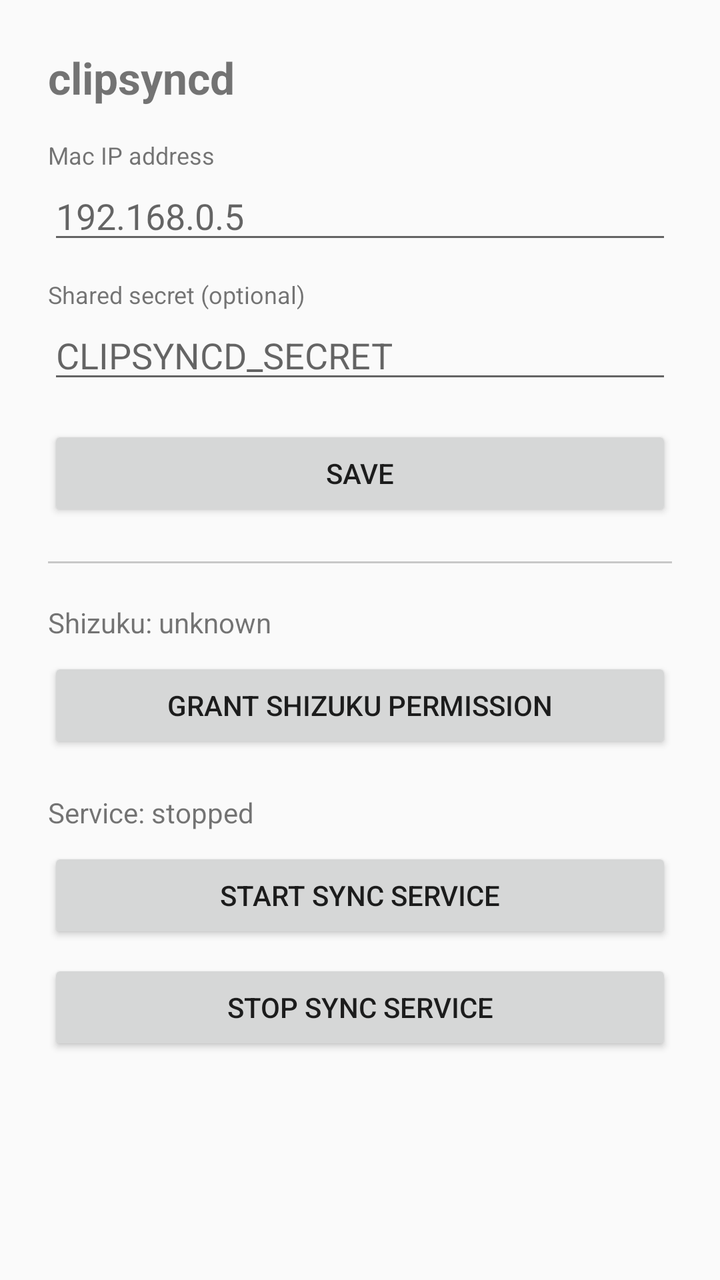
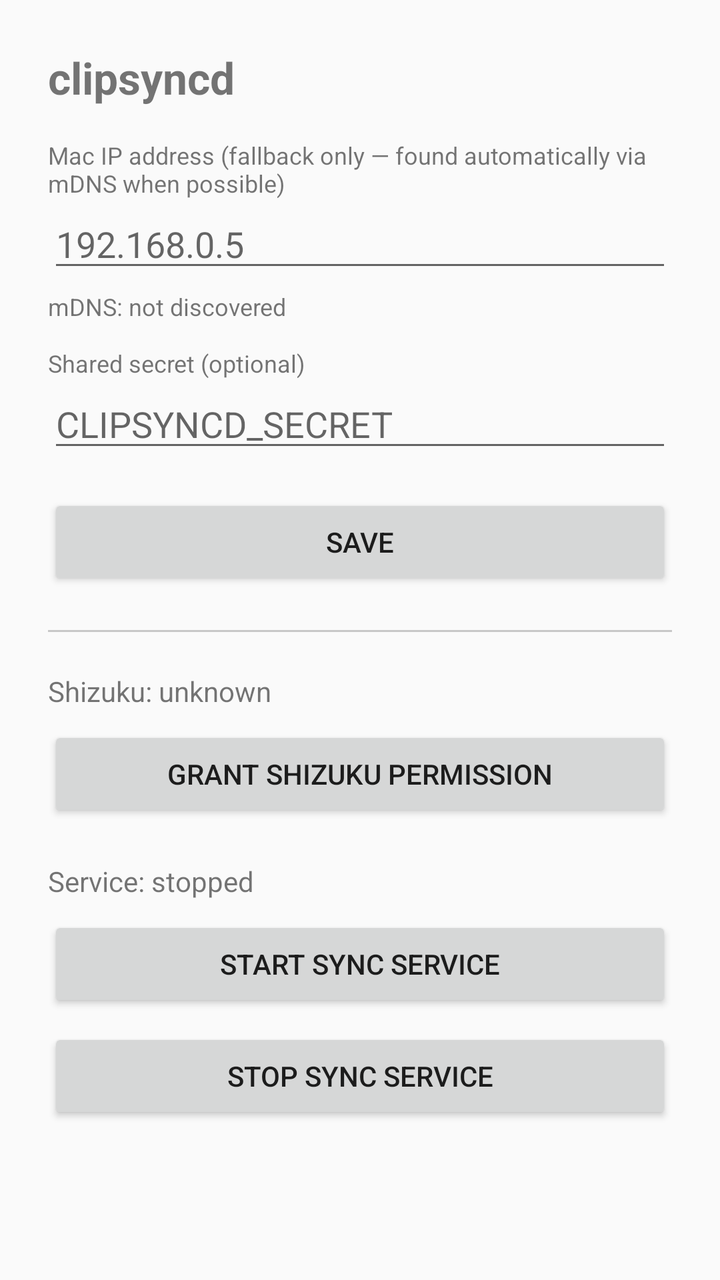

Screens rendered from an Android XML layout before and after an edit, with the pre-edit source and the edit as a unified diff.
<!-- AndroidManifest.xml: application theme Theme.Clipsyncd -->
<!-- res/layout/activity_main.xml -->
<?xml version="1.0" encoding="utf-8"?>
<LinearLayout xmlns:android="http://schemas.android.com/apk/res/android"
    android:layout_width="match_parent"
    android:layout_height="match_parent"
    android:orientation="vertical"
    android:padding="24dp">

    <TextView
        android:layout_width="wrap_content"
        android:layout_height="wrap_content"
        android:text="clipsyncd"
        android:textSize="22sp"
        android:textStyle="bold"
        android:layout_marginBottom="16dp" />

    <TextView
        android:layout_width="wrap_content"
        android:layout_height="wrap_content"
        android:text="Mac IP address"
        android:textSize="12sp" />
    <EditText
        android:id="@+id/macIpInput"
        android:layout_width="match_parent"
        android:layout_height="wrap_content"
        android:inputType="text"
        android:hint="192.168.0.5" />

    <TextView
        android:layout_width="wrap_content"
        android:layout_height="wrap_content"
        android:layout_marginTop="12dp"
        android:text="Shared secret (optional)"
        android:textSize="12sp" />
    <EditText
        android:id="@+id/secretInput"
        android:layout_width="match_parent"
        android:layout_height="wrap_content"
        android:inputType="textPassword"
        android:hint="CLIPSYNCD_SECRET" />

    <Button
        android:id="@+id/saveButton"
        android:layout_width="match_parent"
        android:layout_height="wrap_content"
        android:layout_marginTop="16dp"
        android:text="Save" />

    <View
        android:layout_width="match_parent"
        android:layout_height="1dp"
        android:layout_marginVertical="20dp"
        android:background="#33000000" />

    <TextView
        android:id="@+id/accessibilityStatus"
        android:layout_width="wrap_content"
        android:layout_height="wrap_content"
        android:text="Shizuku: unknown"
        android:textSize="14sp" />
    <Button
        android:id="@+id/openAccessibilityButton"
        android:layout_width="match_parent"
        android:layout_height="wrap_content"
        android:layout_marginTop="8dp"
        android:text="Grant Shizuku permission" />

    <TextView
        android:id="@+id/serviceStatus"
        android:layout_width="wrap_content"
        android:layout_height="wrap_content"
        android:layout_marginTop="20dp"
        android:text="Service: stopped"
        android:textSize="14sp" />
    <Button
        android:id="@+id/startServiceButton"
        android:layout_width="match_parent"
        android:layout_height="wrap_content"
        android:layout_marginTop="8dp"
        android:text="Start sync service" />
    <Button
        android:id="@+id/stopServiceButton"
        android:layout_width="match_parent"
        android:layout_height="wrap_content"
        android:layout_marginTop="8dp"
        android:text="Stop sync service" />

</LinearLayout>
<!-- resources referenced by this layout -->
<resources>
  <style name="Theme.Clipsyncd" parent="Theme.AppCompat.DayNight.NoActionBar" />
</resources>

<!-- the commit's change to res/layout/activity_main.xml (unified diff, before → after) -->
@@ -16,7 +16,7 @@
     <TextView
         android:layout_width="wrap_content"
         android:layout_height="wrap_content"
-        android:text="Mac IP address"
+        android:text="Mac IP address (fallback only — found automatically via mDNS when possible)"
         android:textSize="12sp" />
     <EditText
         android:id="@+id/macIpInput"
@@ -24,6 +24,14 @@
         android:layout_height="wrap_content"
         android:inputType="text"
         android:hint="192.168.0.5" />
+
+    <TextView
+        android:id="@+id/discoveryStatus"
+        android:layout_width="wrap_content"
+        android:layout_height="wrap_content"
+        android:layout_marginTop="4dp"
+        android:text="mDNS: not discovered"
+        android:textSize="12sp" />
 
     <TextView
         android:layout_width="wrap_content"
